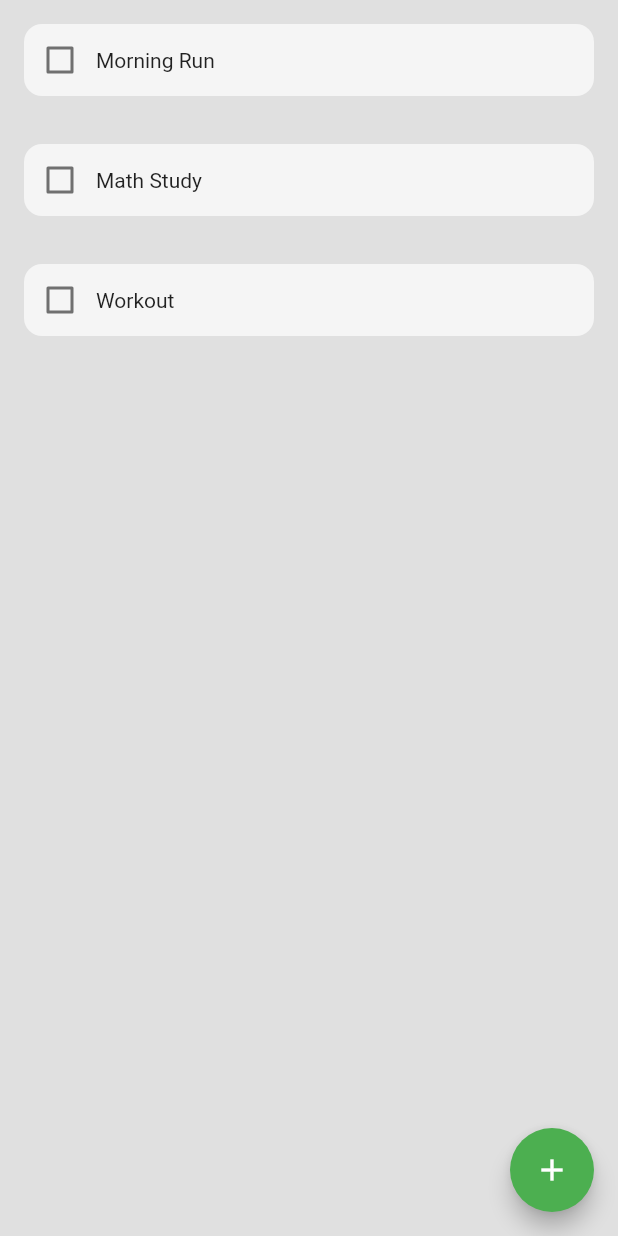
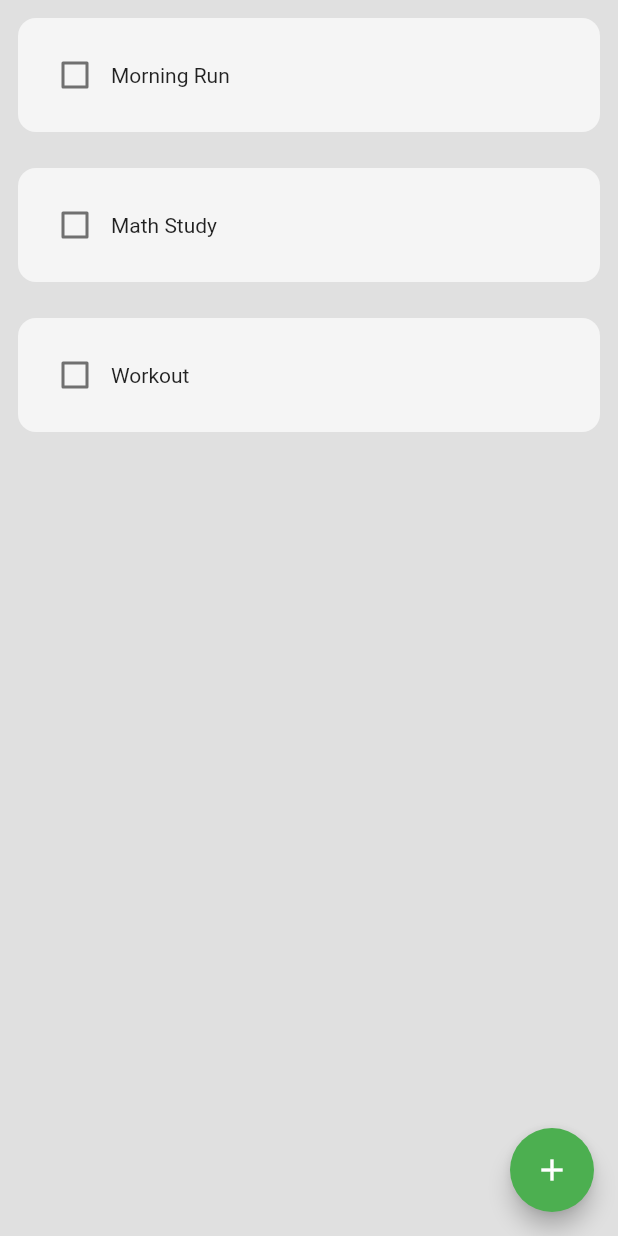
Before and after one commit to soulandbone/habit_tracker_app, a Flutter app: the screen it shows after launch, on a phone screen of 412 x 824 dp. Run offline on Flutter 3.47's test engine with Material 2 defaults, Android fonts, the light colour scheme and no system bars; drawn by our look-alikes of flutter_slidable.

Commit message:
added Slidable to the HabitTile

```diff
--- a/lib/screens/homepage.dart
+++ b/lib/screens/homepage.dart
@@ -1,6 +1,6 @@
 import 'package:flutter/material.dart';
 import 'package:habit_tracker_app/widgets/my_fab.dart';
-import 'package:habit_tracker_app/widgets/task_tile.dart';
+import 'package:habit_tracker_app/widgets/habit_tile.dart';
 
 import '../widgets/new_habit_dialog.dart';
 
@@ -56,10 +56,10 @@ class _HomePageState extends State<HomePage> {
         backgroundColor: Colors.grey[300],
         body: ListView.builder(
           itemCount: tasks.length,
-          itemBuilder: (context, index) => TaskTile(
+          itemBuilder: (context, index) => HabitTile(
             title: tasks[index][0],
             habitCompleted: tasks[index][1],
-            onChangedValue: (value) => changeStatus(index, value!),
+            onChanged: (value) => changeStatus(index, value!),
           ),
         ));
   }
--- /dev/null
+++ b/lib/widgets/habit_tile.dart
@@ -0,0 +1,48 @@
+import 'package:flutter/material.dart';
+import 'package:flutter_slidable/flutter_slidable.dart';
+
+class HabitTile extends StatelessWidget {
+  //final int index;
+  final String title;
+  final bool habitCompleted;
+  final Function(bool?) onChanged;
+
+  HabitTile(
+      {required this.title,
+      required this.habitCompleted,
+      required this.onChanged});
+
+  @override
+  Widget build(BuildContext context) {
+    return Padding(
+      padding: const EdgeInsets.all(12.0),
+      child: Slidable(
+        endActionPane: ActionPane(motion: const StretchMotion(), children: [
+          SlidableAction(
+            onPressed: (context) {},
+            backgroundColor: Colors.grey.shade800,
+            icon: Icons.edit,
+            borderRadius: BorderRadius.circular(12),
+          ),
+          SlidableAction(
+            onPressed: (context) {},
+            backgroundColor: Colors.grey.shade800,
+            icon: Icons.delete,
+            borderRadius: BorderRadius.circular(12),
+          )
+        ]),
+        child: Container(
+          padding: const EdgeInsets.all(14),
+          decoration: BoxDecoration(
+              color: Colors.grey[100], borderRadius: BorderRadius.circular(12)),
+          child: Row(
+            children: [
+              Checkbox(value: habitCompleted, onChanged: onChanged),
+              Text(title)
+            ],
+          ),
+        ),
+      ),
+    );
+  }
+}
--- a/lib/widgets/task_tile.dart
+++ /dev/null
@@ -1,31 +0,0 @@
-import 'package:flutter/material.dart';
-
-class TaskTile extends StatelessWidget {
-  //final int index;
-  final String title;
-  final bool habitCompleted;
-  final Function(bool?) onChangedValue;
-
-  TaskTile(
-      {required this.title,
-      required this.habitCompleted,
-      required this.onChangedValue});
-
-  @override
-  Widget build(BuildContext context) {
-    return Padding(
-      padding: const EdgeInsets.all(4.0),
-      child: Container(
-        margin: const EdgeInsets.all(12),
-        decoration: BoxDecoration(
-            color: Colors.grey[100], borderRadius: BorderRadius.circular(12)),
-        child: Row(
-          children: [
-            Checkbox(value: habitCompleted, onChanged: onChangedValue),
-            Text(title)
-          ],
-        ),
-      ),
-    );
-  }
-}
--- a/pubspec.yaml
+++ b/pubspec.yaml
@@ -35,6 +35,8 @@ dependencies:
   # The following adds the Cupertino Icons font to your application.
   # Use with the CupertinoIcons class for iOS style icons.
   cupertino_icons: ^1.0.2
+  flutter_slidable: ^3.0.0
+
 
 dev_dependencies:
   flutter_test:
```
Also changed, not shown: pubspec.lock.
